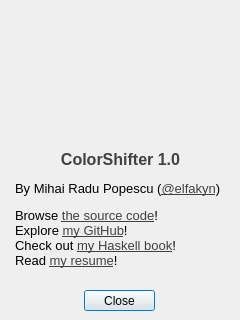
Old version of the form aboutwindow.ui in the repository elfakyn/ColorShifter-qt.
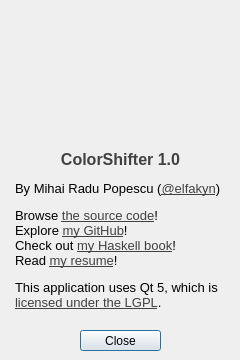
New version of the form. Icons and pictures are not drawn.

Commit message: Added Qt license notice

The edit to the form file:
```diff
--- a/aboutwindow.ui
+++ b/aboutwindow.ui
@@ -7,7 +7,7 @@
     <x>0</x>
     <y>0</y>
     <width>240</width>
-    <height>320</height>
+    <height>360</height>
    </rect>
   </property>
   <property name="sizePolicy">
@@ -19,13 +19,13 @@
   <property name="minimumSize">
    <size>
     <width>240</width>
-    <height>320</height>
+    <height>360</height>
    </size>
   </property>
   <property name="maximumSize">
    <size>
     <width>240</width>
-    <height>320</height>
+    <height>360</height>
    </size>
   </property>
   <property name="windowTitle">
@@ -56,9 +56,9 @@
   <widget class="QPushButton" name="closeButton">
    <property name="geometry">
     <rect>
-     <x>84</x>
-     <y>290</y>
-     <width>71</width>
+     <x>80</x>
+     <y>330</y>
+     <width>81</width>
      <height>21</height>
     </rect>
    </property>
@@ -75,14 +75,14 @@
      <x>15</x>
      <y>150</y>
      <width>211</width>
-     <height>131</height>
+     <height>171</height>
     </rect>
    </property>
    <property name="whatsThis">
     <string>Also check out Hacker School!</string>
    </property>
    <property name="text">
-    <string>&lt;html&gt;&lt;head/&gt;&lt;body&gt;&lt;p align=&quot;center&quot;&gt;&lt;span style=&quot; font-size:12pt; font-weight:600; color:#414141;&quot;&gt;ColorShifter 1.0&lt;/span&gt;&lt;/p&gt;&lt;p&gt;&lt;span style=&quot; font-size:10pt;&quot;&gt;By Mihai Radu Popescu (&lt;/span&gt;&lt;a href=&quot;https://twitter.com/elfakyn&quot;&gt;&lt;span style=&quot; font-size:10pt; text-decoration: underline; color:#414141;&quot;&gt;@elfakyn&lt;/span&gt;&lt;/a&gt;&lt;span style=&quot; font-size:10pt;&quot;&gt;)&lt;/span&gt;&lt;/p&gt;&lt;p&gt;&lt;span style=&quot; font-size:10pt;&quot;&gt;Browse &lt;/span&gt;&lt;a href=&quot;https://github.com/elfakyn/ColorShifter-qt&quot;&gt;&lt;span style=&quot; font-size:10pt; text-decoration: underline; color:#414141;&quot;&gt;the source code&lt;/span&gt;&lt;/a&gt;&lt;span style=&quot; font-size:10pt;&quot;&gt;!&lt;br/&gt;Explore &lt;/span&gt;&lt;a href=&quot;https://github.com/elfakyn&quot;&gt;&lt;span style=&quot; font-size:10pt; text-decoration: underline; color:#414141;&quot;&gt;my GitHub&lt;/span&gt;&lt;/a&gt;&lt;span style=&quot; font-size:10pt;&quot;&gt;!&lt;br/&gt;Check out &lt;/span&gt;&lt;a href=&quot;http://www.sthaskell.com/&quot;&gt;&lt;span style=&quot; font-size:10pt; text-decoration: underline; color:#414141;&quot;&gt;my Haskell book&lt;/span&gt;&lt;/a&gt;&lt;span style=&quot; font-size:10pt;&quot;&gt;!&lt;br/&gt;Read &lt;/span&gt;&lt;a href=&quot;https://docs.google.com/document/d/1ByVNHsiWWF6shWj5DtPqO2uFuoVD5aPw54XgHibNvz0/&quot;&gt;&lt;span style=&quot; font-size:10pt; text-decoration: underline; color:#414141;&quot;&gt;my resume&lt;/span&gt;&lt;/a&gt;&lt;span style=&quot; font-size:10pt;&quot;&gt;!&lt;/span&gt;&lt;/p&gt;&lt;/body&gt;&lt;/html&gt;</string>
+    <string>&lt;html&gt;&lt;head/&gt;&lt;body&gt;&lt;p align=&quot;center&quot;&gt;&lt;span style=&quot; font-size:12pt; font-weight:600; color:#414141;&quot;&gt;ColorShifter 1.0&lt;/span&gt;&lt;/p&gt;&lt;p&gt;&lt;span style=&quot; font-size:10pt;&quot;&gt;By Mihai Radu Popescu (&lt;/span&gt;&lt;a href=&quot;https://twitter.com/elfakyn&quot;&gt;&lt;span style=&quot; font-size:10pt; text-decoration: underline; color:#414141;&quot;&gt;@elfakyn&lt;/span&gt;&lt;/a&gt;&lt;span style=&quot; font-size:10pt;&quot;&gt;)&lt;/span&gt;&lt;/p&gt;&lt;p&gt;&lt;span style=&quot; font-size:10pt;&quot;&gt;Browse &lt;/span&gt;&lt;a href=&quot;https://github.com/elfakyn/ColorShifter-qt&quot;&gt;&lt;span style=&quot; font-size:10pt; text-decoration: underline; color:#414141;&quot;&gt;the source code&lt;/span&gt;&lt;/a&gt;&lt;span style=&quot; font-size:10pt;&quot;&gt;!&lt;br/&gt;Explore &lt;/span&gt;&lt;a href=&quot;https://github.com/elfakyn&quot;&gt;&lt;span style=&quot; font-size:10pt; text-decoration: underline; color:#414141;&quot;&gt;my GitHub&lt;/span&gt;&lt;/a&gt;&lt;span style=&quot; font-size:10pt;&quot;&gt;!&lt;br/&gt;Check out &lt;/span&gt;&lt;a href=&quot;http://www.sthaskell.com/&quot;&gt;&lt;span style=&quot; font-size:10pt; text-decoration: underline; color:#414141;&quot;&gt;my Haskell book&lt;/span&gt;&lt;/a&gt;&lt;span style=&quot; font-size:10pt;&quot;&gt;!&lt;br/&gt;Read &lt;/span&gt;&lt;a href=&quot;https://docs.google.com/document/d/1ByVNHsiWWF6shWj5DtPqO2uFuoVD5aPw54XgHibNvz0/&quot;&gt;&lt;span style=&quot; font-size:10pt; text-decoration: underline; color:#414141;&quot;&gt;my resume&lt;/span&gt;&lt;/a&gt;&lt;span style=&quot; font-size:10pt;&quot;&gt;!&lt;/span&gt;&lt;/p&gt;&lt;p&gt;&lt;span style=&quot; font-size:10pt;&quot;&gt;This application uses Qt 5, which is&lt;/span&gt;&lt;br/&gt;&lt;a href=&quot;http://qt-project.org/doc/qt-5/lgpl.html&quot;&gt;&lt;span style=&quot; font-size:10pt; text-decoration: underline; color:#414141;&quot;&gt;licensed under the LGPL&lt;/span&gt;&lt;/a&gt;&lt;span style=&quot; font-size:10pt;&quot;&gt;.&lt;/span&gt;&lt;/p&gt;&lt;/body&gt;&lt;/html&gt;</string>
    </property>
    <property name="textFormat">
     <enum>Qt::RichText</enum>
```
